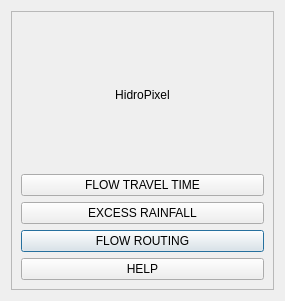
First picture: the form in hidroPixel_dialog_base.ui, repository pedmap/HidroPixel_test, before the edit.
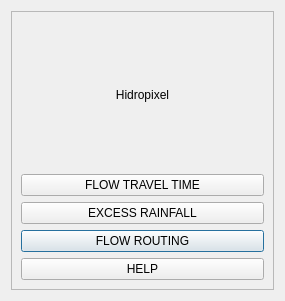
Second picture: the form after the edit.

Commit message: feat: add new functions (exc_rain and folw_rout) to hidropixel plugin

Patch:
```diff
--- a/hidroPixel_dialog_base.ui
+++ b/hidroPixel_dialog_base.ui
@@ -47,7 +47,7 @@
 rgb:213, 213, 213;</string>
         </property>
         <property name="text">
-         <string>HidroPixel</string>
+         <string>Hidropixel</string>
         </property>
         <property name="alignment">
          <set>Qt::AlignCenter</set>
```
Left out of the diff: 2 changed lines with no effect on the pictures. The commit also changes 7 other files.
